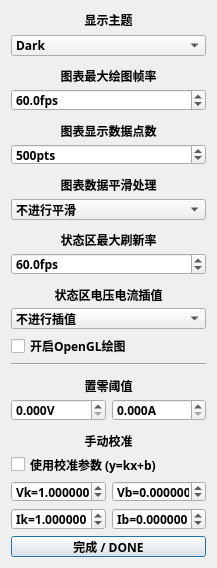
Before: the Qt Designer form gui_source/mdp_gui_template/graphics.ui in ElluIFX/DP100-PyQt5-GUI, drawn with Qt 5.
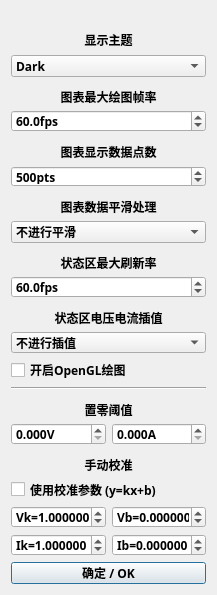
After: the same form once the commit is applied.

The edit to the form file:
```diff
--- a/gui_source/mdp_gui_template/graphics.ui
+++ b/gui_source/mdp_gui_template/graphics.ui
@@ -13,7 +13,7 @@
     <x>0</x>
     <y>0</y>
     <width>217</width>
-    <height>568</height>
+    <height>595</height>
    </rect>
   </property>
   <property name="sizePolicy">
@@ -25,13 +25,13 @@
   <property name="minimumSize">
    <size>
     <width>217</width>
-    <height>532</height>
+    <height>595</height>
    </size>
   </property>
   <property name="maximumSize">
    <size>
-    <width>217</width>
-    <height>568</height>
+    <width>242</width>
+    <height>632</height>
    </size>
   </property>
   <property name="windowTitle">
@@ -44,6 +44,19 @@
    <bool>true</bool>
   </property>
   <layout class="QVBoxLayout" name="verticalLayout">
+   <item>
+    <widget class="QLabel" name="label">
+     <property name="maximumSize">
+      <size>
+       <width>16777215</width>
+       <height>20</height>
+      </size>
+     </property>
+     <property name="text">
+      <string/>
+     </property>
+    </widget>
+   </item>
    <item>
     <widget class="QLabel" name="label_36">
      <property name="minimumSize">
@@ -60,7 +73,7 @@
      </property>
      <property name="font">
       <font>
-       <family>Sarasa Fixed SC Semibold</family>
+       <family>Sarasa Fixed SC SemiBold</family>
        <bold>true</bold>
       </font>
      </property>
@@ -79,7 +92,7 @@
     <widget class="QComboBox" name="comboTheme">
      <property name="font">
       <font>
-       <family>Sarasa Fixed SC Semibold</family>
+       <family>Sarasa Fixed SC SemiBold</family>
        <bold>true</bold>
       </font>
      </property>
@@ -125,7 +138,7 @@
      </property>
      <property name="font">
       <font>
-       <family>Sarasa Fixed SC Semibold</family>
+       <family>Sarasa Fixed SC SemiBold</family>
        <bold>true</bold>
       </font>
      </property>
@@ -144,7 +157,7 @@
     <widget class="QDoubleSpinBox" name="spinMaxFps">
      <property name="font">
       <font>
-       <family>Sarasa Fixed SC Semibold</family>
+       <family>Sarasa Fixed SC SemiBold</family>
        <bold>true</bold>
       </font>
      </property>
@@ -187,7 +200,7 @@
      </property>
      <property name="font">
       <font>
-       <family>Sarasa Fixed SC Semibold</family>
+       <family>Sarasa Fixed SC SemiBold</family>
        <bold>true</bold>
       </font>
      </property>
@@ -206,7 +219,7 @@
     <widget class="QSpinBox" name="spinDataLength">
      <property name="font">
       <font>
-       <family>Sarasa Fixed SC Semibold</family>
+       <family>Sarasa Fixed SC SemiBold</family>
        <bold>true</bold>
       </font>
      </property>
@@ -249,7 +262,7 @@
      </property>
      <property name="font">
       <font>
-       <family>Sarasa Fixed SC Semibold</family>
+       <family>Sarasa Fixed SC SemiBold</family>
        <bold>true</bold>
       </font>
      </property>
@@ -268,7 +281,7 @@
     <widget class="QComboBox" name="comboAvgMode">
      <property name="font">
       <font>
-       <family>Sarasa Fixed SC Semibold</family>
+       <family>Sarasa Fixed SC SemiBold</family>
        <bold>true</bold>
       </font>
      </property>
@@ -317,7 +330,7 @@
      </property>
      <property name="font">
       <font>
-       <family>Sarasa Fixed SC Semibold</family>
+       <family>Sarasa Fixed SC SemiBold</family>
        <bold>true</bold>
       </font>
      </property>
@@ -336,7 +349,7 @@
     <widget class="QDoubleSpinBox" name="spinStateFps">
      <property name="font">
       <font>
-       <family>Sarasa Fixed SC Semibold</family>
+       <family>Sarasa Fixed SC SemiBold</family>
        <bold>true</bold>
       </font>
      </property>
@@ -379,7 +392,7 @@
      </property>
      <property name="font">
       <font>
-       <family>Sarasa Fixed SC Semibold</family>
+       <family>Sarasa Fixed SC SemiBold</family>
        <bold>true</bold>
       </font>
      </property>
@@ -398,7 +411,7 @@
     <widget class="QComboBox" name="comboInterp">
      <property name="font">
       <font>
-       <family>Sarasa Fixed SC Semibold</family>
+       <family>Sarasa Fixed SC SemiBold</family>
        <bold>true</bold>
       </font>
      </property>
@@ -440,7 +453,7 @@
     <widget class="QCheckBox" name="checkBoxOpenGL">
      <property name="font">
       <font>
-       <family>Sarasa Fixed SC Semibold</family>
+       <family>Sarasa Fixed SC SemiBold</family>
        <bold>true</bold>
       </font>
      </property>
@@ -472,7 +485,7 @@
      </property>
      <property name="font">
       <font>
-       <family>Sarasa Fixed SC Semibold</family>
+       <family>Sarasa Fixed SC SemiBold</family>
        <bold>true</bold>
       </font>
      </property>
@@ -496,7 +509,7 @@
       <widget class="QDoubleSpinBox" name="spinStateVThres">
        <property name="font">
         <font>
-         <family>Sarasa Fixed SC Semibold</family>
+         <family>Sarasa Fixed SC SemiBold</family>
          <bold>true</bold>
         </font>
        </property>
@@ -527,7 +540,7 @@
       <widget class="QDoubleSpinBox" name="spinStateIThres">
        <property name="font">
         <font>
-         <family>Sarasa Fixed SC Semibold</family>
+         <family>Sarasa Fixed SC SemiBold</family>
          <bold>true</bold>
         </font>
        </property>
@@ -572,7 +585,7 @@
      </property>
      <property name="font">
       <font>
-       <family>Sarasa Fixed SC Semibold</family>
+       <family>Sarasa Fixed SC SemiBold</family>
        <bold>true</bold>
       </font>
      </property>
@@ -591,7 +604,7 @@
     <widget class="QCheckBox" name="checkBoxUseCali">
      <property name="font">
       <font>
-       <family>Sarasa Fixed SC Semibold</family>
+       <family>Sarasa Fixed SC SemiBold</family>
        <bold>true</bold>
       </font>
      </property>
@@ -609,7 +622,7 @@
       <widget class="QDoubleSpinBox" name="spinCaliVk">
        <property name="font">
         <font>
-         <family>Sarasa Fixed SC Semibold</family>
+         <family>Sarasa Fixed SC SemiBold</family>
          <bold>true</bold>
         </font>
        </property>
@@ -643,7 +656,7 @@
       <widget class="QDoubleSpinBox" name="spinCaliVb">
        <property name="font">
         <font>
-         <family>Sarasa Fixed SC Semibold</family>
+         <family>Sarasa Fixed SC SemiBold</family>
          <bold>true</bold>
         </font>
        </property>
@@ -684,7 +697,7 @@
       <widget class="QDoubleSpinBox" name="spinCaliIk">
        <property name="font">
         <font>
-         <family>Sarasa Fixed SC Semibold</family>
+         <family>Sarasa Fixed SC SemiBold</family>
          <bold>true</bold>
         </font>
        </property>
@@ -718,7 +731,7 @@
       <widget class="QDoubleSpinBox" name="spinCaliIb">
        <property name="font">
         <font>
-         <family>Sarasa Fixed SC Semibold</family>
+         <family>Sarasa Fixed SC SemiBold</family>
          <bold>true</bold>
         </font>
        </property>
@@ -754,12 +767,12 @@
     <widget class="QPushButton" name="btnClose">
      <property name="font">
       <font>
-       <family>Sarasa Fixed SC Semibold</family>
+       <family>Sarasa Fixed SC SemiBold</family>
        <bold>true</bold>
       </font>
      </property>
      <property name="text">
-      <string>完成 / DONE</string>
+      <string>确定 / OK</string>
      </property>
     </widget>
    </item>
```
